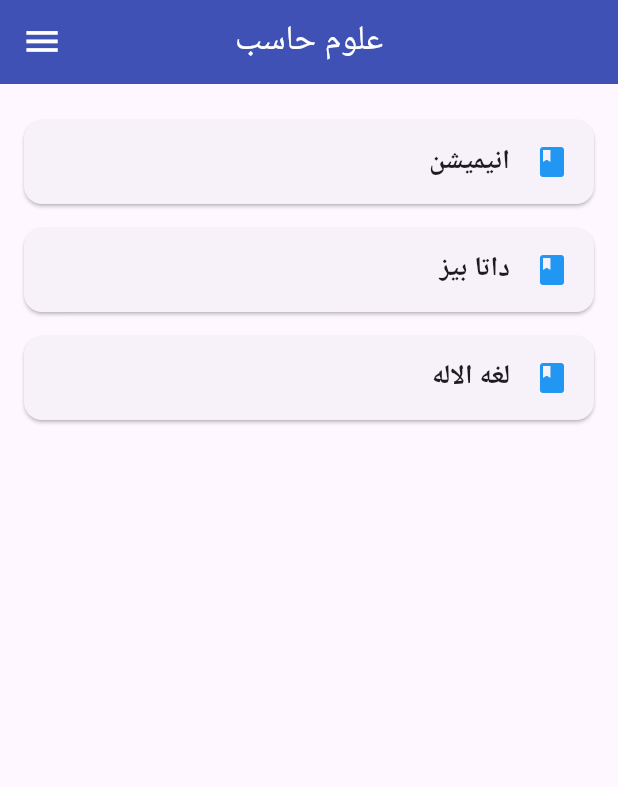
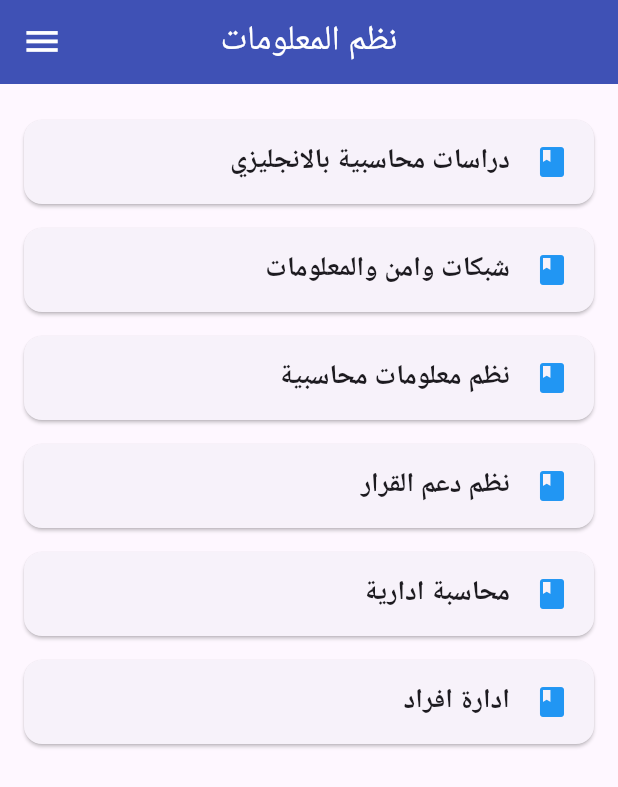
Before and after one commit to abdelrahman3003/L_SHA_A, a Flutter app: the DepartmentView widget shown alone on an empty page, opened directly with empty values, on a phone screen of 412 x 824 dp. Shown: the top 787 px of the screen. Run offline on Flutter 3.47's test engine with Material 3 defaults, Android fonts, the phone set to English and light mode, and no system bars; our stand-ins replace bloc, firebase_auth, firebase_core, flutter_bloc, flutter_screenutil; accounts and stored records are empty.

Commit message:
Add new logo image, update department subjects, and modify asset references

```diff
--- a/lib/data/repo/department_data.dart
+++ b/lib/data/repo/department_data.dart
@@ -2,21 +2,33 @@ import 'package:l_sha_a/data/models/department_model.dart';
 
 class DepartmentData {
   static List<Department> departmenstList = [
-    Department(name: "علوم حاسب", subjects: [
+    Department(name: "نظم المعلومات", subjects: [
       Subject(
-          name: "انيميشن",
+          name: "دراسات محاسبية بالانجليزي",
           pdfUrl:
-              "https://drive.google.com/file/d/1AvRYA1MUpGkdmZVI7D-K36MgmqugLHCs/view?usp=drive_link"),
+              "https://drive.google.com/file/d/1Z0JfzREtFB_SgmsHQdXduvbLj-5RIDEG/view?usp=drive_link"),
       Subject(
-          name: "داتا بيز ",
+          name: "شبكات وامن والمعلومات",
           pdfUrl:
-              "https://drive.google.com/file/d/1iH4xz0q6ddhnviHqU6C9sxr1ERBtwdbk/view?usp=drive_link"),
+              "https://drive.google.com/file/d/1AIbeRrUGaM-iVybl4DCuIhtK7HOh26jJ/view?usp=drive_link"),
       Subject(
-          name: "لغه الاله",
+          name: "نظم معلومات محاسبية",
+          pdfUrl:
+              "https://drive.google.com/file/d/1wlxzUirrfMZSOhWWJ2QpiYGtN9dhKPYj/view?usp=drive_link"),
+      Subject(
+          name: "نظم دعم القرار",
+          pdfUrl:
+              "https://drive.google.com/file/d/1wlxzUirrfMZSOhWWJ2QpiYGtN9dhKPYj/view?usp=drive_link"),
+      Subject(
+          name: "محاسبة ادارية",
+          pdfUrl:
+              "https://drive.google.com/file/d/1wlxzUirrfMZSOhWWJ2QpiYGtN9dhKPYj/view?usp=drive_link"),
+      Subject(
+          name: "ادارة افراد",
           pdfUrl:
               "https://drive.google.com/file/d/1wlxzUirrfMZSOhWWJ2QpiYGtN9dhKPYj/view?usp=drive_link")
     ]),
-    Department(name: "نظم المعلومات", subjects: [
+    Department(name: "علوم حساب", subjects: [
       Subject(
           name: "انيميشن",
           pdfUrl:
--- a/lib/view/auth/widget/signin_body.dart
+++ b/lib/view/auth/widget/signin_body.dart
@@ -16,7 +16,7 @@ class SigninBody extends StatelessWidget {
       child: Column(
         mainAxisAlignment: MainAxisAlignment.center,
         children: [
-          Image.asset("assset/images/logo.png", height: 250.h, width: 250.w),
+          Image.asset("assset/images/logo2.jpeg", height: 250.h, width: 250.w),
           SizedBox(height: 60),
           AppTextform(
             hint: "البريد الاكتروني",
--- a/lib/view/home/department_view.dart
+++ b/lib/view/home/department_view.dart
@@ -34,8 +34,10 @@ class DepartmentView extends StatelessWidget {
                     ),
                     leading: const Icon(Icons.book, color: Colors.blue),
                     onTap: () {
-                      cubit.launchPdf(DepartmentData
-                          .departmenstList[index].subjects[index].pdfUrl);
+                      if (index == 0 || index == 1) {
+                        cubit.launchPdf(DepartmentData
+                            .departmenstList[index].subjects[index].pdfUrl);
+                      }
                     },
                   ),
                 );
--- a/pubspec.yaml
+++ b/pubspec.yaml
@@ -66,7 +66,7 @@ flutter:
 
   # To add assets to your application, add an assets section, like this:
   assets:
-    - assset/images/logo.png
+    - assset/images/
 
 
   # An image asset can refer to one or more resolution-specific "variants", see
```
Also changed, not shown: assset/images/logo2.jpeg (added).
